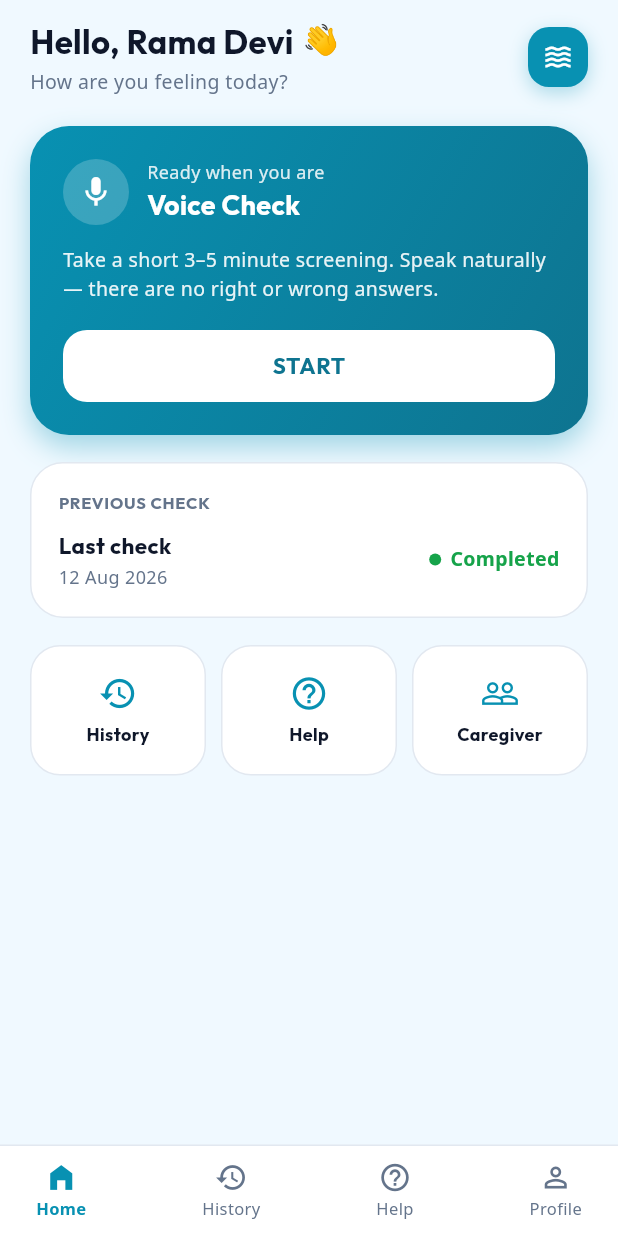
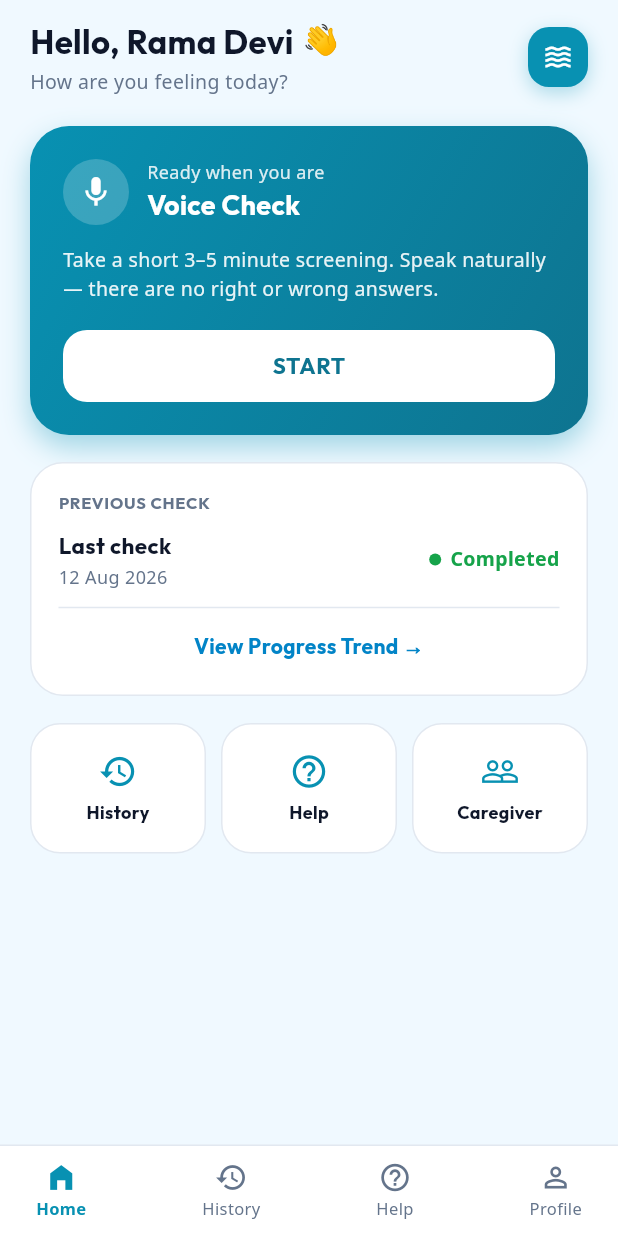
Before and after one commit to Diptish-De/SIH-26, a Flutter app: the screen it shows after launch, on a phone screen of 412 x 824 dp. Run offline on Flutter 3.47's test engine with Material 3 defaults, Android fonts, the light colour scheme and no system bars; our stand-ins replace audioplayers, fl_chart, flutter_tts, google_fonts, qr_flutter, shared_preferences; missing offline and left inert: record.

Commit message:
fix(ui): polish button contrast, restore View Progress Trend link, and add clinical report export

```diff
--- a/mobile/lib/screens/app_screens.dart
+++ b/mobile/lib/screens/app_screens.dart
@@ -436,6 +436,26 @@ class HomeTab extends StatelessWidget {
                       ),
                   ],
                 ),
+                if (hasPreviousCheck) ...[
+                  const Divider(height: 24, color: AppColors.border),
+                  InkWell(
+                    onTap: onTrend,
+                    borderRadius: BorderRadius.circular(12),
+                    child: Padding(
+                      padding: const EdgeInsets.symmetric(vertical: 4),
+                      child: Center(
+                        child: Text(
+                          'View Progress Trend →',
+                          style: GoogleFonts.outfit(
+                            fontSize: 14,
+                            fontWeight: FontWeight.bold,
+                            color: const Color(0xFF0284C7),
+                          ),
+                        ),
+                      ),
+                    ),
+                  ),
+                ],
               ],
             ),
           ),
--- a/mobile/lib/theme/app_theme.dart
+++ b/mobile/lib/theme/app_theme.dart
@@ -35,6 +35,23 @@ class AppTheme {
         primary: AppColors.primary,
         surface: AppColors.surface,
       ),
+      elevatedButtonTheme: ElevatedButtonThemeData(
+        style: ElevatedButton.styleFrom(
+          backgroundColor: AppColors.primary,
+          foregroundColor: Colors.white,
+          elevation: 0,
+          shape: RoundedRectangleBorder(borderRadius: BorderRadius.circular(16)),
+          textStyle: GoogleFonts.outfit(fontSize: 15, fontWeight: FontWeight.bold),
+        ),
+      ),
+      outlinedButtonTheme: OutlinedButtonThemeData(
+        style: OutlinedButton.styleFrom(
+          foregroundColor: AppColors.primary,
+          side: const BorderSide(color: AppColors.primary, width: 1.5),
+          shape: RoundedRectangleBorder(borderRadius: BorderRadius.circular(16)),
+          textStyle: GoogleFonts.outfit(fontSize: 15, fontWeight: FontWeight.bold),
+        ),
+      ),
       textTheme: GoogleFonts.notoSansTextTheme().copyWith(
         displayLarge: GoogleFonts.outfit(fontSize: 32, fontWeight: FontWeight.bold, color: AppColors.text),
         displayMedium: GoogleFonts.outfit(fontSize: 24, fontWeight: FontWeight.bold, color: AppColors.text),
```
Also changed, not shown: mobile/lib/screens/doctor_dashboard_screen.dart (+23 -0 lines).
